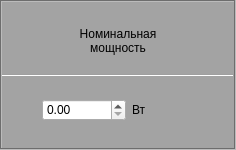
This is ballastresistorinputframe.ui in evilpeopletyranny/BallastStand as Qt 5 draws it before an edit. The edited form follows.
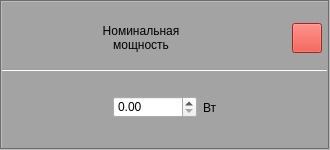
This is the edited form. Icons and pictures are not drawn.

The edit to the form file:
```diff
--- a/ballastresistorinputframe.ui
+++ b/ballastresistorinputframe.ui
@@ -6,7 +6,7 @@
    <rect>
     <x>0</x>
     <y>0</y>
-    <width>236</width>
+    <width>330</width>
     <height>150</height>
    </rect>
   </property>
@@ -53,9 +53,20 @@
     <number>0</number>
    </property>
    <item>
-    <layout class="QVBoxLayout" name="verticalLayout" stretch="1,0,1">
+    <layout class="QVBoxLayout" name="verticalLayout" stretch="0,0,1">
+     <item>
+      <layout class="QHBoxLayout" name="horizontalLayout_2">
+       <property name="bottomMargin">
+        <number>0</number>
+       </property>
      <item>
       <widget class="QLabel" name="label">
+         <property name="sizePolicy">
+          <sizepolicy hsizetype="Expanding" vsizetype="Expanding">
+           <horstretch>0</horstretch>
+           <verstretch>0</verstretch>
+          </sizepolicy>
+         </property>
        <property name="minimumSize">
         <size>
          <width>0</width>
@@ -72,6 +83,62 @@
       </widget>
      </item>
      <item>
+        <layout class="QVBoxLayout" name="verticalLayout_3">
+         <property name="leftMargin">
+          <number>6</number>
+         </property>
+         <property name="topMargin">
+          <number>6</number>
+         </property>
+         <property name="rightMargin">
+          <number>6</number>
+         </property>
+         <property name="bottomMargin">
+          <number>6</number>
+         </property>
+         <item>
+          <widget class="QPushButton" name="deleteButton">
+           <property name="sizePolicy">
+            <sizepolicy hsizetype="Fixed" vsizetype="Fixed">
+             <horstretch>0</horstretch>
+             <verstretch>0</verstretch>
+            </sizepolicy>
+           </property>
+           <property name="minimumSize">
+            <size>
+             <width>30</width>
+             <height>30</height>
+            </size>
+           </property>
+           <property name="maximumSize">
+            <size>
+             <width>30</width>
+             <height>30</height>
+            </size>
+           </property>
+           <property name="styleSheet">
+            <string notr="true">background-color: rgb(223, 55, 43);</string>
+           </property>
+           <property name="text">
+            <string/>
+           </property>
+           <property name="icon">
+            <iconset resource="resources.qrc">
+             <normaloff>:/img/delete.png</normaloff>:/img/delete.png</iconset>
+           </property>
+           <property name="iconSize">
+            <size>
+             <width>25</width>
+             <height>25</height>
+            </size>
+           </property>
+          </widget>
+         </item>
+        </layout>
+       </item>
+      </layout>
+     </item>
+     <item>
       <widget class="Line" name="line_3">
        <property name="orientation">
         <enum>Qt::Horizontal</enum>
@@ -95,6 +162,12 @@
        </item>
        <item>
         <widget class="QDoubleSpinBox" name="consumptionSpinBox">
+         <property name="sizePolicy">
+          <sizepolicy hsizetype="Maximum" vsizetype="Fixed">
+           <horstretch>0</horstretch>
+           <verstretch>0</verstretch>
+          </sizepolicy>
+         </property>
          <property name="styleSheet">
           <string notr="true">color: none;</string>
          </property>
@@ -105,6 +178,12 @@
        </item>
        <item>
         <widget class="QLabel" name="label_8">
+         <property name="sizePolicy">
+          <sizepolicy hsizetype="Maximum" vsizetype="Preferred">
+           <horstretch>0</horstretch>
+           <verstretch>0</verstretch>
+          </sizepolicy>
+         </property>
          <property name="text">
           <string>Вт</string>
          </property>
```
Left out of the diff: 4 changed lines with no effect on the pictures. Lines whose indentation alone changed are shown as unchanged.
